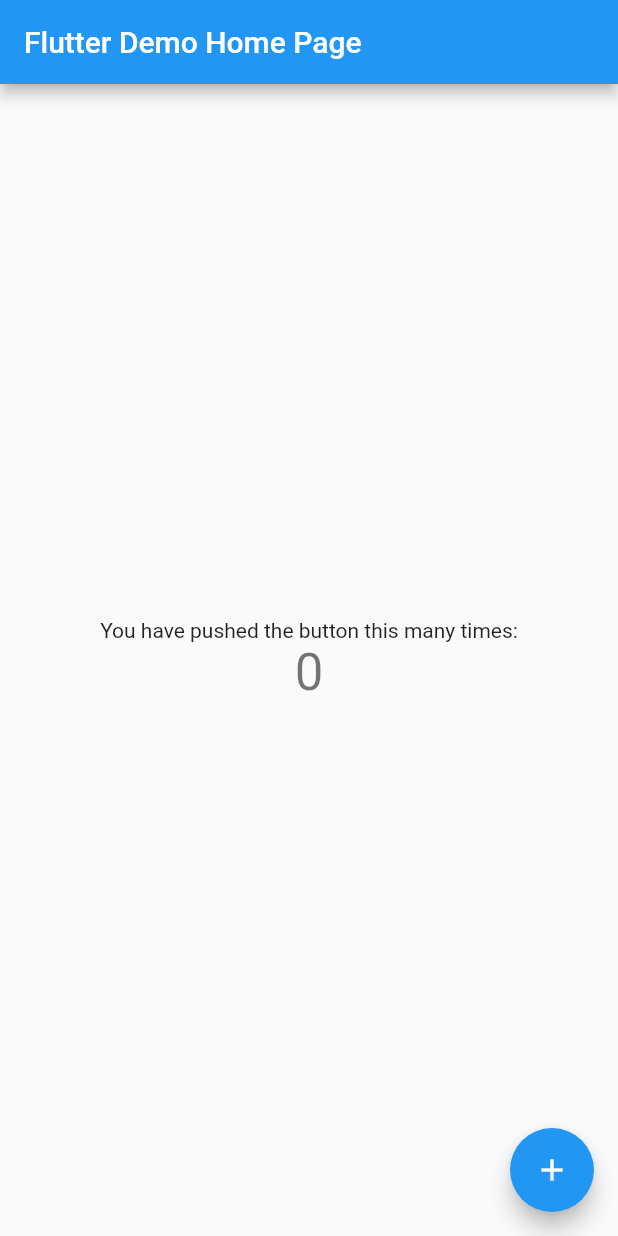
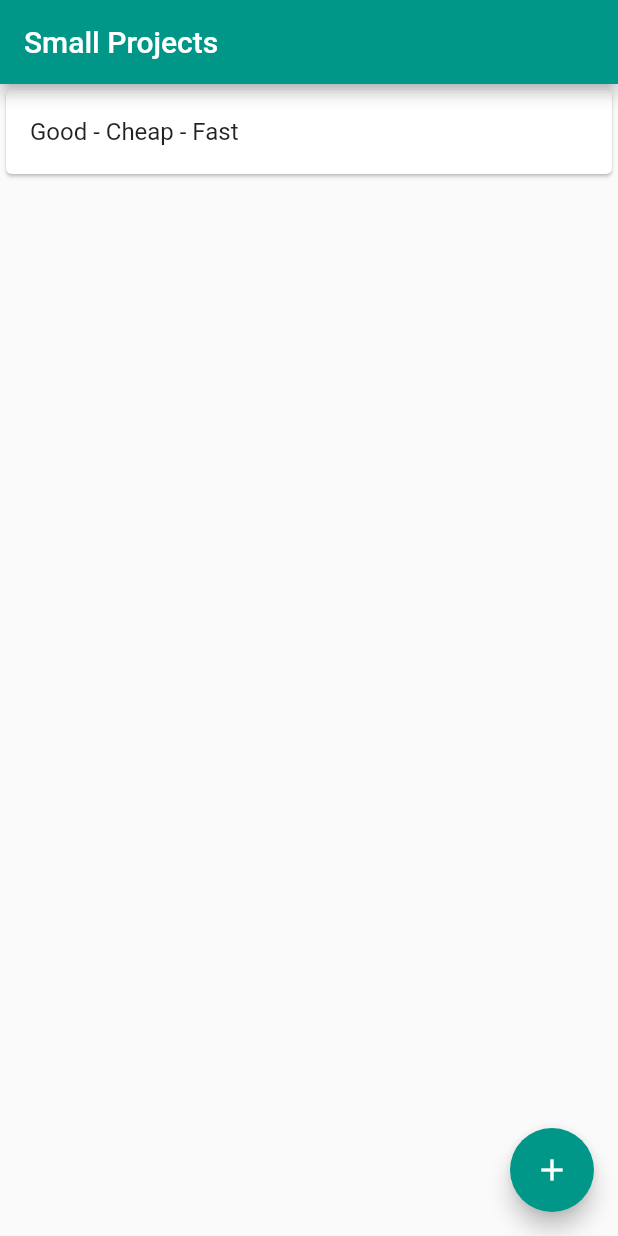
Before and after one commit to castrors/flutter_small_projects, a Flutter app: the screen it shows after launch, on a phone screen of 412 x 824 dp. Run offline on Flutter 3.47's test engine with Material 2 defaults, Android fonts, the light colour scheme and no system bars.

Commit message:
Add project good cheap and fast

```diff
--- /dev/null
+++ b/lib/good_cheap_fast/good_cheap_fast_page.dart
@@ -0,0 +1,75 @@
+import 'package:flutter/material.dart';
+
+class GoodCheapFastPage extends StatefulWidget {
+  @override
+  _GoodCheapFastPageState createState() => _GoodCheapFastPageState();
+}
+
+const String goodLabel = 'Good';
+const String cheapLabel = 'Cheap';
+const String fastLabel = 'Fast';
+
+class _GoodCheapFastPageState extends State<GoodCheapFastPage> {
+  var good = false;
+  var cheap = false;
+  var fast = false;
+  @override
+  Widget build(BuildContext context) {
+    return Scaffold(
+      appBar: AppBar(
+        title: Text('How do you want your project to be?'),
+      ),
+      body: Column(
+        children: [
+          SwitchListTile(
+            key: Key('switch_good'),
+            title: Text(goodLabel),
+            value: good,
+            onChanged: (value) {
+              setState(() {
+                good = value;
+                _doTheTrick(goodLabel);
+              });
+            },
+          ),
+          SwitchListTile(
+            key: Key('switch_cheap'),
+            title: Text(cheapLabel),
+            value: cheap,
+            onChanged: (value) {
+              setState(() {
+                cheap = value;
+                _doTheTrick(cheapLabel);
+              });
+            },
+          ),
+          SwitchListTile(
+            key: Key('switch_fast'),
+            title: Text(fastLabel),
+            value: fast,
+            onChanged: (value) {
+              setState(() {
+                fast = value;
+                _doTheTrick(fastLabel);
+              });
+            },
+          ),
+        ],
+      ),
+    );
+  }
+
+  void _doTheTrick(String theClickedOne) {
+    if (good && cheap && fast) {
+      if (theClickedOne == goodLabel) {
+        fast = false;
+      }
+      if (theClickedOne == cheapLabel) {
+        good = false;
+      }
+      if (theClickedOne == fastLabel) {
+        cheap = false;
+      }
+    }
+  }
+}
--- a/lib/main.dart
+++ b/lib/main.dart
@@ -1,113 +1,52 @@
 import 'package:flutter/material.dart';
 
+import 'good_cheap_fast/good_cheap_fast_page.dart';
+
 void main() {
-  runApp(MyApp());
+  runApp(SmallProjectsApp());
 }
 
-class MyApp extends StatelessWidget {
-  // This widget is the root of your application.
+class SmallProjectsApp extends StatelessWidget {
   @override
   Widget build(BuildContext context) {
     return MaterialApp(
-      title: 'Flutter Demo',
-      theme: ThemeData(
-        // This is the theme of your application.
-        //
-        // Try running your application with "flutter run". You'll see the
-        // application has a blue toolbar. Then, without quitting the app, try
-        // changing the primarySwatch below to Colors.green and then invoke
-        // "hot reload" (press "r" in the console where you ran "flutter run",
-        // or simply save your changes to "hot reload" in a Flutter IDE).
-        // Notice that the counter didn't reset back to zero; the application
-        // is not restarted.
-        primarySwatch: Colors.blue,
-      ),
-      home: MyHomePage(title: 'Flutter Demo Home Page'),
-    );
+        title: 'Small Projects',
+        theme: ThemeData(
+          primarySwatch: Colors.teal,
+        ),
+        home: HomePage());
   }
 }
 
-class MyHomePage extends StatefulWidget {
-  MyHomePage({Key key, this.title}) : super(key: key);
-
-  // This widget is the home page of your application. It is stateful, meaning
-  // that it has a State object (defined below) that contains fields that affect
-  // how it looks.
-
-  // This class is the configuration for the state. It holds the values (in this
-  // case the title) provided by the parent (in this case the App widget) and
-  // used by the build method of the State. Fields in a Widget subclass are
-  // always marked "final".
-
-  final String title;
-
-  @override
-  _MyHomePageState createState() => _MyHomePageState();
-}
-
-class _MyHomePageState extends State<MyHomePage> {
-  int _counter = 0;
-
-  void _incrementCounter() {
-    setState(() {
-      // This call to setState tells the Flutter framework that something has
-      // changed in this State, which causes it to rerun the build method below
-      // so that the display can reflect the updated values. If we changed
-      // _counter without calling setState(), then the build method would not be
-      // called again, and so nothing would appear to happen.
-      _counter++;
-    });
-  }
-
+class HomePage extends StatelessWidget {
   @override
   Widget build(BuildContext context) {
-    // This method is rerun every time setState is called, for instance as done
-    // by the _incrementCounter method above.
-    //
-    // The Flutter framework has been optimized to make rerunning build methods
-    // fast, so that you can just rebuild anything that needs updating rather
-    // than having to individually change instances of widgets.
     return Scaffold(
       appBar: AppBar(
-        // Here we take the value from the MyHomePage object that was created by
-        // the App.build method, and use it to set our appbar title.
-        title: Text(widget.title),
+        title: Text('Small Projects'),
       ),
       body: Center(
-        // Center is a layout widget. It takes a single child and positions it
-        // in the middle of the parent.
         child: Column(
-          // Column is also a layout widget. It takes a list of children and
-          // arranges them vertically. By default, it sizes itself to fit its
-          // children horizontally, and tries to be as tall as its parent.
-          //
-          // Invoke "debug painting" (press "p" in the console, choose the
-          // "Toggle Debug Paint" action from the Flutter Inspector in Android
-          // Studio, or the "Toggle Debug Paint" command in Visual Studio Code)
-          // to see the wireframe for each widget.
-          //
-          // Column has various properties to control how it sizes itself and
-          // how it positions its children. Here we use mainAxisAlignment to
-          // center the children vertically; the main axis here is the vertical
-          // axis because Columns are vertical (the cross axis would be
-          // horizontal).
-          mainAxisAlignment: MainAxisAlignment.center,
           children: <Widget>[
-            Text(
-              'You have pushed the button this many times:',
-            ),
-            Text(
-              '$_counter',
-              style: Theme.of(context).textTheme.headline4,
-            ),
+            _createCard(context, 'Good - Cheap - Fast', GoodCheapFastPage())
           ],
         ),
       ),
       floatingActionButton: FloatingActionButton(
-        onPressed: _incrementCounter,
+        onPressed: () {},
         tooltip: 'Increment',
         child: Icon(Icons.add),
-      ), // This trailing comma makes auto-formatting nicer for build methods.
+      ),
+    );
+  }
+
+  Widget _createCard(BuildContext context, String title, Widget widget) {
+    return Card(
+      child: ListTile(
+          title: Text(title),
+          onTap: () {
+            Navigator.push(context, MaterialPageRoute(builder: (_) => widget));
+          }),
     );
   }
 }
```
Also changed, not shown: 3 other files.
